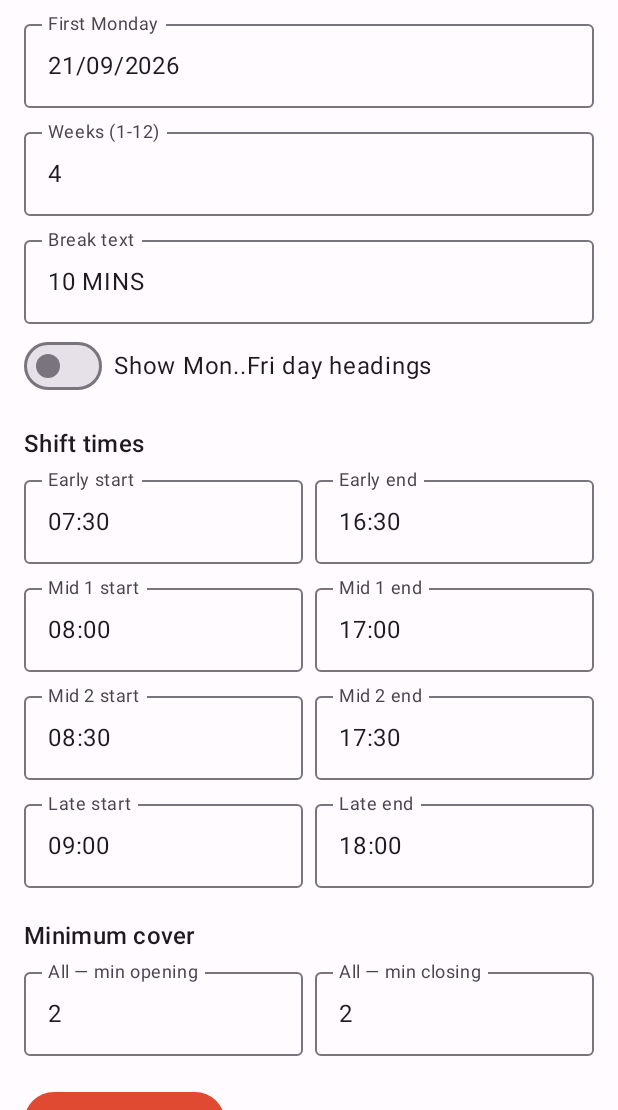
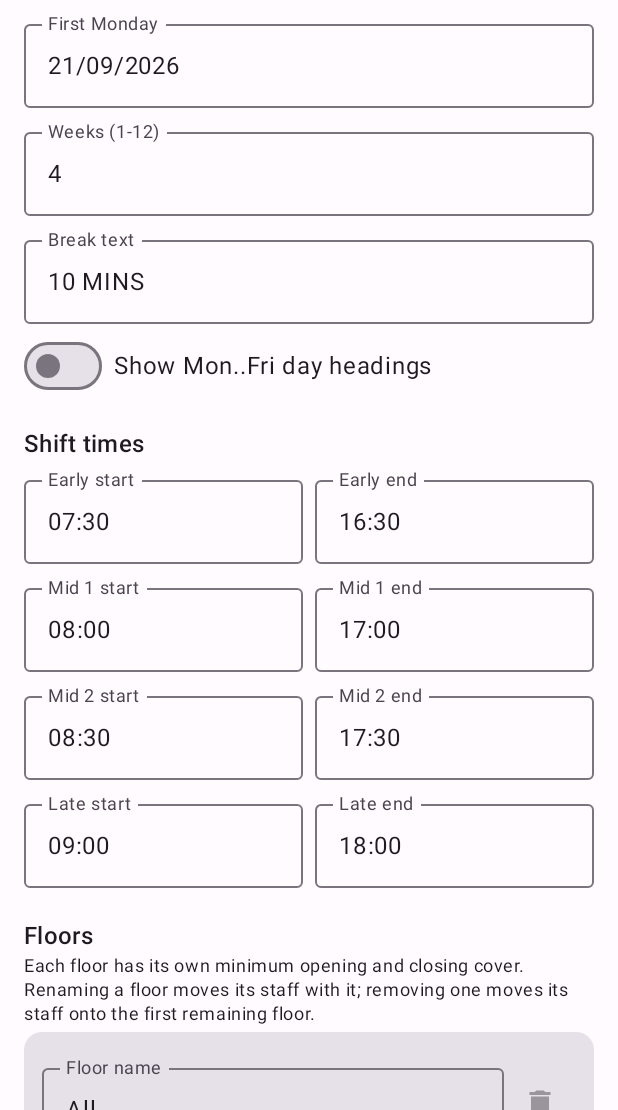
Before and after one commit to john13v7-dot/Roster, an Android app built with Jetpack Compose: the composable SettingsScreen shown on its own in the app's theme, on a phone screen of 412 x 824 dp, the part 126-1236 px from its top. Run offline under Robolectric (Android 15) with nearby library versions, the phone set to English and light mode, and no system bars.

Commit message:
Add floors editing to the Settings screen
Floors can now be added, renamed and removed from the app, each with
its own min-opening/min-closing fields. Renaming cascades to staff on
that floor; removing one moves its staff to the first remaining floor
(at least one floor is always required). Floor rows keep a stable id
separate from their editable name so a rename in progress doesn't lose
track of which min-cover fields belong to it.

Co-Authored-By: Claude Sonnet 5 <noreply@anthropic.com>
Claude-Session: https://claude.ai/code/session_01GLCpVu1bY762iqb89VNrMW

```diff
--- a/creche_roster_android/app/src/main/java/com/creche/roster/app/ui/screens/SettingsScreen.kt
+++ b/creche_roster_android/app/src/main/java/com/creche/roster/app/ui/screens/SettingsScreen.kt
@@ -4,13 +4,20 @@ import androidx.compose.foundation.layout.Column
 import androidx.compose.foundation.layout.Row
 import androidx.compose.foundation.layout.Spacer
 import androidx.compose.foundation.layout.fillMaxSize
+import androidx.compose.foundation.layout.fillMaxWidth
 import androidx.compose.foundation.layout.height
 import androidx.compose.foundation.layout.padding
 import androidx.compose.foundation.layout.width
 import androidx.compose.foundation.rememberScrollState
 import androidx.compose.foundation.verticalScroll
+import androidx.compose.material.icons.Icons
+import androidx.compose.material.icons.filled.Delete
 import androidx.compose.material3.Button
+import androidx.compose.material3.Card
+import androidx.compose.material3.Icon
+import androidx.compose.material3.IconButton
 import androidx.compose.material3.MaterialTheme
+import androidx.compose.material3.OutlinedButton
 import androidx.compose.material3.Switch
 import androidx.compose.material3.Text
 import androidx.compose.runtime.Composable
@@ -28,6 +35,10 @@ import com.creche.roster.engine.Shift
 import com.creche.roster.engine.parseDate
 import com.creche.roster.engine.parseTime
 
+/** A floor being edited. [id] is a stable identity, independent of the (editable) [name],
+ * so a rename in progress doesn't lose track of which floor's min-cover fields belong to it. */
+private data class FloorRow(val id: Int, val name: String)
+
 @Composable
 fun SettingsScreen() {
     val inputs = AppState.inputs.value ?: return
@@ -41,8 +52,20 @@ fun SettingsScreen() {
     var shiftTimes by remember(s) {
         mutableStateOf(SLOTS.associateWith { sl -> fmtTime(s.shifts.getValue(sl).start) to fmtTime(s.shifts.getValue(sl).end) })
     }
-    var minOpen by remember(s) { mutableStateOf(s.floors.associateWith { f -> (s.minOpen[f] ?: 0).toString() }) }
-    var minClose by remember(s) { mutableStateOf(s.floors.associateWith { f -> (s.minClose[f] ?: 0).toString() }) }
+
+    // Floors keep a stable id (their original index) so renaming one while
+    // typing doesn't have to juggle moving its min-cover fields to a new map key.
+    var floorRows by remember(s) { mutableStateOf(s.floors.mapIndexed { i, f -> FloorRow(i, f) }) }
+    var nextFloorId by remember(s) { mutableStateOf(s.floors.size) }
+    var minOpenById by remember(s) {
+        mutableStateOf(s.floors.mapIndexed { i, f -> i to (s.minOpen[f] ?: 0).toString() }.toMap())
+    }
+    var minCloseById by remember(s) {
+        mutableStateOf(s.floors.mapIndexed { i, f -> i to (s.minClose[f] ?: 0).toString() }.toMap())
+    }
+    // Which original floor name each id started as (for renamed/removed floors, so staff
+    // can be moved onto the right new floor on Save). Ids added this session aren't in here.
+    val originalNameById = remember(s) { s.floors.mapIndexed { i, f -> i to f }.toMap() }
 
     Column(Modifier.fillMaxSize().verticalScroll(rememberScrollState()).padding(16.dp)) {
         LabeledTextField("Title", title, { title = it })
@@ -74,24 +97,70 @@ fun SettingsScreen() {
             }
         }
 
-        Text("Minimum cover", style = MaterialTheme.typography.titleMedium, modifier = Modifier.padding(top = 16.dp))
-        for (f in s.floors) {
+        Text("Floors", style = MaterialTheme.typography.titleMedium, modifier = Modifier.padding(top = 16.dp))
+        Text(
+            "Each floor has its own minimum opening and closing cover. Renaming a floor moves its " +
+                "staff with it; removing one moves its staff onto the first remaining floor.",
+            style = MaterialTheme.typography.bodySmall,
+        )
+        val floorNames = floorRows.map { it.name }
+        val duplicateNames = floorNames.filter { it.isNotBlank() }.groupingBy { it }.eachCount().filterValues { it > 1 }.keys
+
+        for (row in floorRows) {
+            Card(modifier = Modifier.fillMaxWidth().padding(vertical = 4.dp)) {
+                Column(Modifier.padding(12.dp)) {
+                    Row(verticalAlignment = Alignment.CenterVertically) {
+                        LabeledTextField(
+                            "Floor name",
+                            row.name,
+                            { v -> floorRows = floorRows.map { if (it.id == row.id) it.copy(name = v) else it } },
+                            modifier = Modifier.weight(1f),
+                            isError = row.name.isBlank() || row.name in duplicateNames,
+                            supportingText = when {
+                                row.name.isBlank() -> "Can't be blank"
+                                row.name in duplicateNames -> "Another floor already has this name"
+                                else -> null
+                            },
+                        )
+                        IconButton(
+                            onClick = {
+                                floorRows = floorRows.filter { it.id != row.id }
+                                minOpenById = minOpenById - row.id
+                                minCloseById = minCloseById - row.id
+                            },
+                            enabled = floorRows.size > 1,
+                        ) {
+                            Icon(Icons.Filled.Delete, contentDescription = "Remove floor")
+                        }
+                    }
                     Row {
                         LabeledTextField(
-                    "$f — min opening",
-                    minOpen.getValue(f),
-                    { v -> minOpen = minOpen + (f to v) },
+                            "Min opening",
+                            minOpenById[row.id] ?: "0",
+                            { v -> minOpenById = minOpenById + (row.id to v) },
                             modifier = Modifier.weight(1f),
                         )
                         Spacer(Modifier.width(8.dp))
                         LabeledTextField(
-                    "$f — min closing",
-                    minClose.getValue(f),
-                    { v -> minClose = minClose + (f to v) },
+                            "Min closing",
+                            minCloseById[row.id] ?: "0",
+                            { v -> minCloseById = minCloseById + (row.id to v) },
                             modifier = Modifier.weight(1f),
                         )
                     }
                 }
+            }
+        }
+        OutlinedButton(
+            onClick = {
+                val id = nextFloorId
+                nextFloorId += 1
+                floorRows = floorRows + FloorRow(id, "")
+                minOpenById = minOpenById + (id to "0")
+                minCloseById = minCloseById + (id to "0")
+            },
+            modifier = Modifier.padding(top = 4.dp),
+        ) { Text("Add floor") }
 
         Spacer(Modifier.height(16.dp))
         val startOk = runCatching { parseDate(rosterStart) }.isSuccess
@@ -100,14 +169,28 @@ fun SettingsScreen() {
             runCatching { parseTime(shiftTimes.getValue(sl).first) }.isSuccess &&
                 runCatching { parseTime(shiftTimes.getValue(sl).second) }.isSuccess
         }
-        val coverOk = s.floors.all { f -> minOpen.getValue(f).toIntOrNull() != null && minClose.getValue(f).toIntOrNull() != null }
-        val canSave = title.isNotEmpty() && startOk && weeksOk && shiftsOk && coverOk
+        val floorsOk = floorRows.isNotEmpty() && floorRows.all { it.name.isNotBlank() } && duplicateNames.isEmpty()
+        val coverOk = floorRows.all { row ->
+            minOpenById[row.id]?.toIntOrNull() != null && minCloseById[row.id]?.toIntOrNull() != null
+        }
+        val canSave = title.isNotEmpty() && startOk && weeksOk && shiftsOk && floorsOk && coverOk
 
         Button(
             onClick = {
                 val newShifts = SLOTS.associateWith { sl ->
                     val (a, b) = shiftTimes.getValue(sl)
                     Shift(parseTime(a), parseTime(b))
+                }
+                val newFloors = floorRows.map { it.name }
+                val fallbackFloor = newFloors.first()
+                // Old floor name -> new floor name, so staff follow a rename and land
+                // somewhere sensible if their floor was removed.
+                val floorNameMap: Map<String, String> = originalNameById.entries.associate { (id, oldName) ->
+                    oldName to (floorRows.firstOrNull { it.id == id }?.name ?: fallbackFloor)
+                }
+                val newStaff = inputs.staff.map { st ->
+                    val mapped = floorNameMap[st.floor]
+                    if (mapped != null && mapped != st.floor) st.copy(floor = mapped) else st
                 }
                 val newSettings = s.copy(
                     title = title,
@@ -116,10 +199,11 @@ fun SettingsScreen() {
                     breakText = breakText,
                     dayHeaders = dayHeaders,
                     shifts = newShifts,
-                    minOpen = s.floors.associateWith { minOpen.getValue(it).toInt() },
-                    minClose = s.floors.associateWith { minClose.getValue(it).toInt() },
+                    floors = newFloors,
+                    minOpen = floorRows.associate { it.name to (minOpenById.getValue(it.id).toInt()) },
+                    minClose = floorRows.associate { it.name to (minCloseById.getValue(it.id).toInt()) },
                 )
-                AppState.update { it.copy(settings = newSettings) }
+                AppState.update { it.copy(settings = newSettings, staff = newStaff) }
             },
             enabled = canSave,
         ) { Text("Save settings") }
```
Also changed, not shown: 1 other file. Lines whose indentation alone changed are shown as unchanged.
